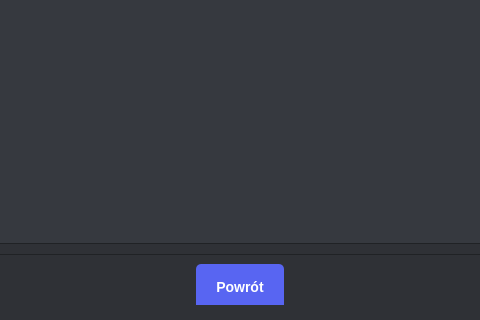
Before: the Qt Designer form gui/ui/Account.ui in oreols/ProjektAOI, drawn with Qt 5; both pictures show x 306 to 786 and y 430 to 750 of the 1100 by 750 pixel window.
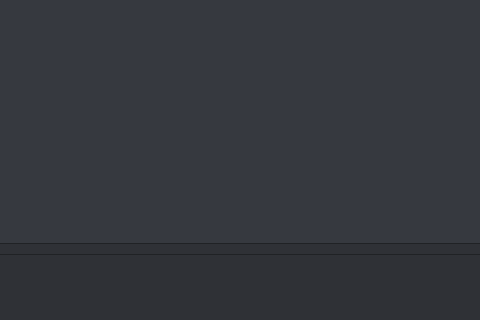
After: the same form once the commit is applied.

What changed in the file:
```diff
--- a/gui/ui/Account.ui
+++ b/gui/ui/Account.ui
@@ -182,12 +182,6 @@
     <widget class="QFrame" name="bottomBar">
      <property name="sizePolicy"><sizepolicy hsizetype="Preferred" vsizetype="Fixed"><horstretch>0</horstretch><verstretch>0</verstretch></sizepolicy></property>
      <layout class="QHBoxLayout" name="bottomBarLayout">
-      <item>
-       <widget class="QPushButton" name="backButton"> <property name="text"><string>Powrót</string></property>
-        <property name="cursor"><cursorShape>PointingHandCursor</cursorShape></property>
-        <property name="sizePolicy"><sizepolicy hsizetype="Fixed" vsizetype="Fixed"><horstretch>0</horstretch><verstretch>0</verstretch></sizepolicy></property>
-       </widget>
-      </item>
       <item><spacer name="bottomSpacer"><property name="orientation"><enum>Qt::Horizontal</enum></property><property name="sizeType"><enum>QSizePolicy::Expanding</enum></property></spacer></item> </layout>
     </widget>
    </item>
```
